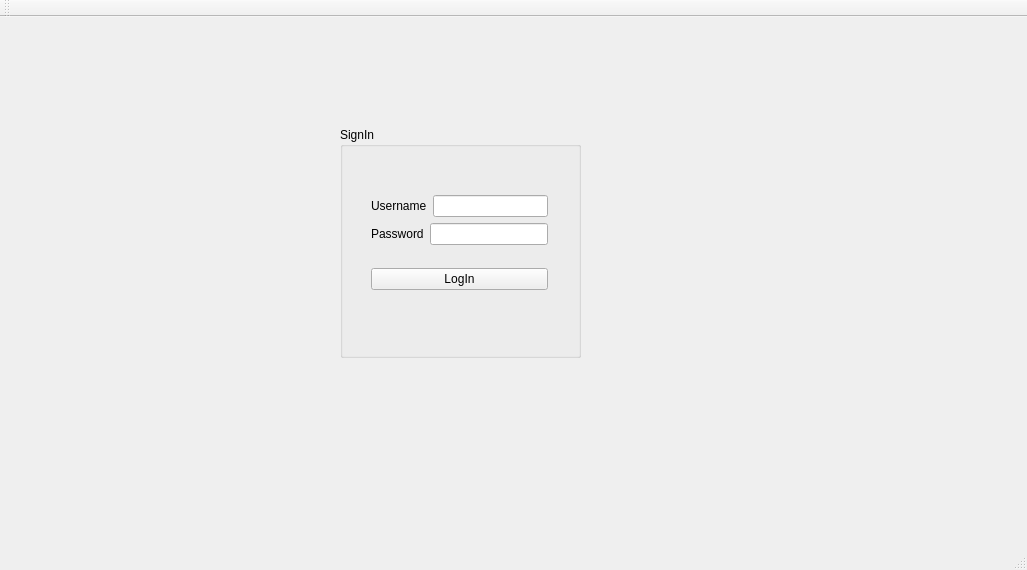
andreeamacsim/ProjectModernCpp, file ProjectC++/GraphicInterface/LoginInterface.ui: the form before one commit.
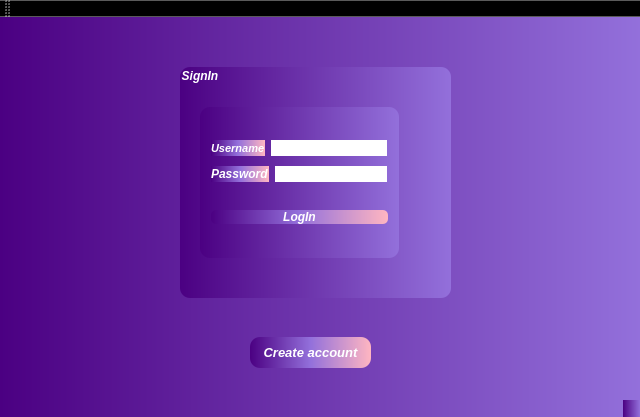
The form after the commit.

Commit message: I added all the necessary buttons to the interface, then I added color to the project

Patch:
```diff
--- a/ProjectC++/GraphicInterface/LoginInterface.ui
+++ b/ProjectC++/GraphicInterface/LoginInterface.ui
@@ -6,27 +6,45 @@
    <rect>
     <x>0</x>
     <y>0</y>
-    <width>1027</width>
-    <height>570</height>
+    <width>640</width>
+    <height>417</height>
    </rect>
   </property>
   <property name="windowTitle">
    <string>LoginInterface</string>
   </property>
+  <property name="styleSheet">
+   <string notr="true">background: qlineargradient(spread:pad, x1:0, y1:0, x2:1, y2:0, stop:0 rgba(75, 0, 130, 255), stop:1 rgba(147, 112, 219, 255));</string>
+  </property>
   <widget class="QWidget" name="centralWidget">
    <widget class="QGroupBox" name="groupBox">
     <property name="geometry">
      <rect>
-      <x>340</x>
-      <y>110</y>
-      <width>241</width>
+      <x>180</x>
+      <y>50</y>
+      <width>271</width>
       <height>231</height>
      </rect>
     </property>
+    <property name="font">
+     <font>
+      <italic>true</italic>
+      <bold>true</bold>
+     </font>
+    </property>
+    <property name="styleSheet">
+     <string notr="true">border-radius: 10px;
+background: qlineargradient(spread:pad, x1:0, y1:0, x2:1, y2:0, stop:0 rgba(75, 0, 130, 255), stop:1 rgba(147, 112, 219, 255));
+
+
+color:white
+
+;</string>
+    </property>
     <property name="title">
      <string>SignIn</string>
     </property>
-    <widget class="QWidget" name="">
+    <widget class="QWidget" name="layoutWidget">
      <property name="geometry">
       <rect>
        <x>20</x>
@@ -38,17 +56,43 @@
      <layout class="QVBoxLayout" name="verticalLayout_2">
       <item>
        <layout class="QVBoxLayout" name="verticalLayout">
+        <property name="spacing">
+         <number>10</number>
+        </property>
+        <property name="sizeConstraint">
+         <enum>QLayout::SetDefaultConstraint</enum>
+        </property>
+        <property name="rightMargin">
+         <number>1</number>
+        </property>
         <item>
          <layout class="QHBoxLayout" name="horizontalLayout">
           <item>
            <widget class="QLabel" name="label">
+            <property name="font">
+             <font>
+              <pointsize>8</pointsize>
+              <italic>true</italic>
+              <bold>true</bold>
+             </font>
+            </property>
+            <property name="styleSheet">
+             <string notr="true">background-color: qlineargradient(spread:pad, x1:0, y1:0, x2:1, y2:0, stop:0 rgba(75, 0, 130, 255), stop:0.5 rgba(147, 112, 219, 255), stop:1 rgba(255, 182, 193, 255));
+color: white;
+</string>
+            </property>
             <property name="text">
              <string>Username</string>
             </property>
            </widget>
           </item>
           <item>
-           <widget class="QLineEdit" name="userName"/>
+           <widget class="QLineEdit" name="userName">
+            <property name="styleSheet">
+             <string notr="true">background-color: white
+;</string>
+            </property>
+           </widget>
           </item>
          </layout>
         </item>
@@ -56,13 +100,29 @@
          <layout class="QHBoxLayout" name="horizontalLayout_2">
           <item>
            <widget class="QLabel" name="label_2">
+            <property name="font">
+             <font>
+              <pointsize>9</pointsize>
+              <italic>true</italic>
+              <bold>true</bold>
+             </font>
+            </property>
+            <property name="styleSheet">
+             <string notr="true">background-color: qlineargradient(spread:pad, x1:0, y1:0, x2:1, y2:0, stop:0 rgba(75, 0, 130, 255), stop:0.5 rgba(147, 112, 219, 255), stop:1 rgba(255, 182, 193, 255));
+color:white</string>
+            </property>
             <property name="text">
              <string>Password</string>
             </property>
            </widget>
           </item>
           <item>
-           <widget class="QLineEdit" name="password"/>
+           <widget class="QLineEdit" name="password">
+            <property name="styleSheet">
+             <string notr="true">background-color: white;
+</string>
+            </property>
+           </widget>
           </item>
          </layout>
         </item>
@@ -70,6 +130,18 @@
       </item>
       <item>
        <widget class="QPushButton" name="pushButton_LogIn">
+        <property name="font">
+         <font>
+          <italic>true</italic>
+          <bold>true</bold>
+         </font>
+        </property>
+        <property name="styleSheet">
+         <string notr="true">background-color: qlineargradient(spread:pad, x1:0, y1:0, x2:1, y2:0, stop:0 rgba(75, 0, 130, 255), stop:0.5 rgba(147, 112, 219, 255), stop:1 rgba(255, 182, 193, 255))
+;
+color: white;
+border-radius: 5px;</string>
+        </property>
         <property name="text">
          <string>LogIn</string>
         </property>
@@ -78,6 +150,32 @@
      </layout>
     </widget>
    </widget>
+   <widget class="QPushButton" name="pushButton_4">
+    <property name="geometry">
+     <rect>
+      <x>250</x>
+      <y>320</y>
+      <width>121</width>
+      <height>31</height>
+     </rect>
+    </property>
+    <property name="font">
+     <font>
+      <pointsize>10</pointsize>
+      <italic>true</italic>
+      <bold>true</bold>
+     </font>
+    </property>
+    <property name="styleSheet">
+     <string notr="true">background: qlineargradient(spread:pad, x1:0, y1:0, x2:1, y2:0, stop:0 rgba(75, 0, 130, 255), stop:0.5 rgba(147, 112, 219, 255), stop:1 rgba(255, 182, 193, 255));
+
+color: white;
+border-radius: 10px;</string>
+    </property>
+    <property name="text">
+     <string>Create account</string>
+    </property>
+   </widget>
   </widget>
   <widget class="QMenuBar" name="menuBar">
    <property name="geometry">
```
Left out of the diff: 2 changed lines with no effect on the pictures. The commit also changes 2 other files.
